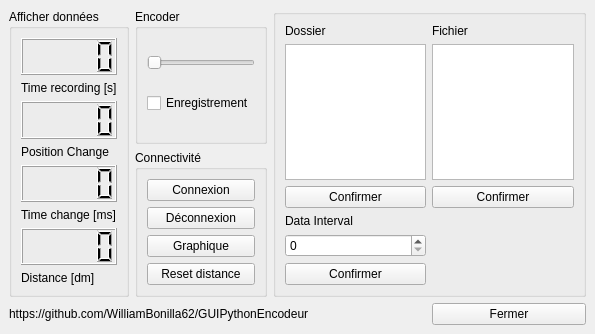
The window that Qt/Encoder_Control_GUI_ONLY.ui (apajon/GUI_QT_ONLY) describes before a commit, drawn with Qt 5.
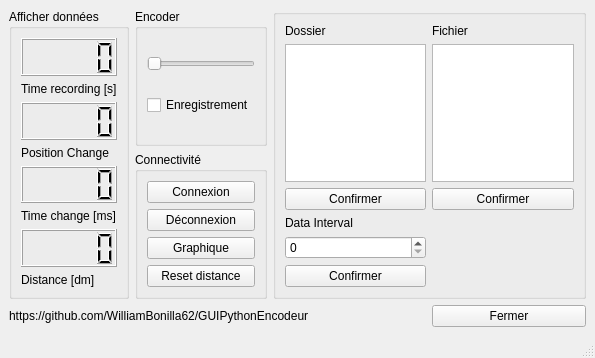
The same window after the commit. Icons and pictures are not drawn.

```diff
--- a/Qt/Encoder_Control_GUI_ONLY.ui
+++ b/Qt/Encoder_Control_GUI_ONLY.ui
@@ -7,7 +7,7 @@
     <x>0</x>
     <y>0</y>
     <width>595</width>
-    <height>334</height>
+    <height>358</height>
    </rect>
   </property>
   <property name="windowTitle">
@@ -262,6 +262,7 @@
     </item>
    </layout>
   </widget>
+  <widget class="QStatusBar" name="statusBar"/>
  </widget>
  <resources/>
  <connections/>
```
